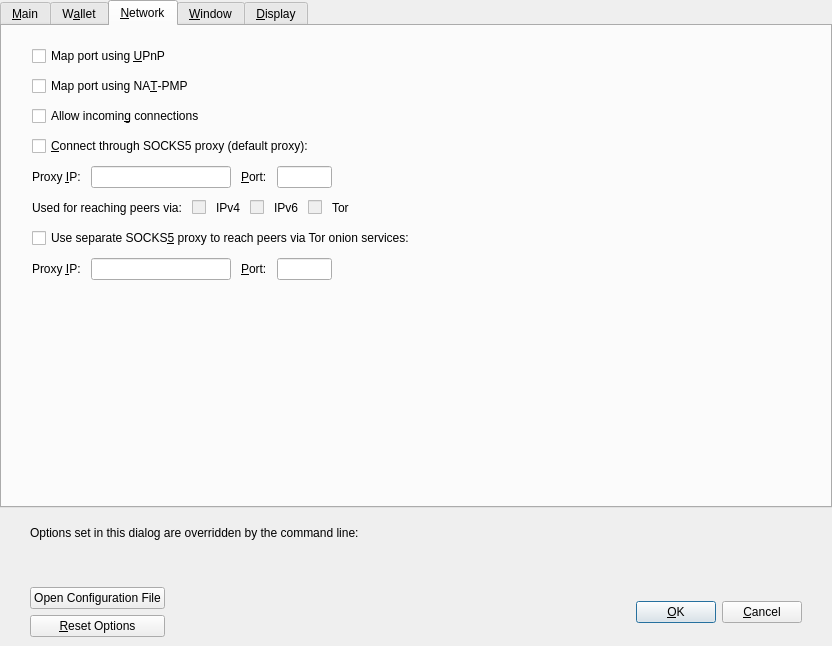
Qt form src/qt/forms/optionsdialog.ui (Runebase/runebase) before a commit.
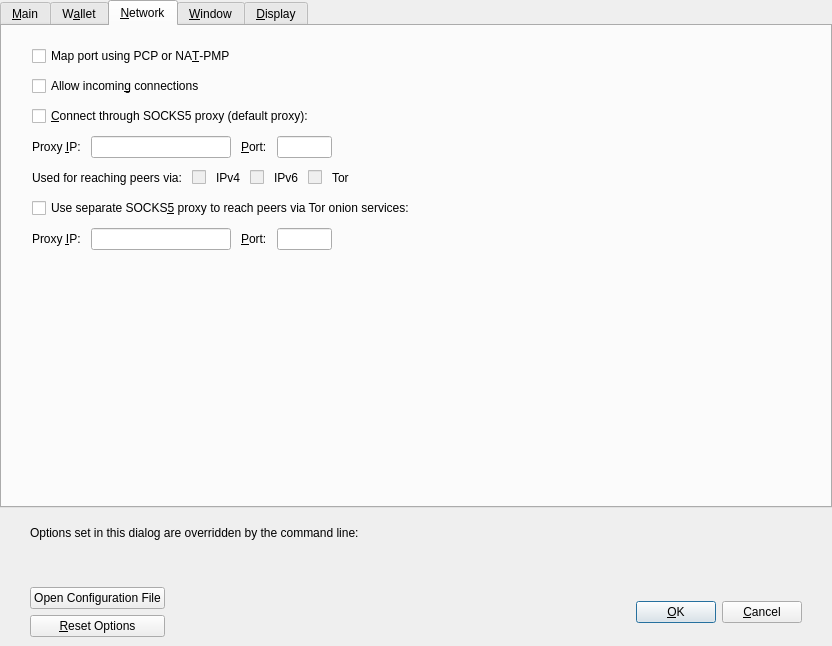
The same form after that commit. The open tabs and pages were chosen to show the change. Custom widgets are drawn as their Qt base class.

The edit to the form file:
```diff
--- a/src/qt/forms/optionsdialog.ui
+++ b/src/qt/forms/optionsdialog.ui
@@ -511,23 +511,13 @@
        <property name="bottomMargin">
         <number>20</number>
        </property>
-       <item>
-        <widget class="QCheckBox" name="mapPortUpnp">
-         <property name="toolTip">
-          <string>Automatically open the Runebase client port on the router. This only works when your router supports UPnP and it is enabled.</string>
-         </property>
-         <property name="text">
-          <string>Map port using &amp;UPnP</string>
-         </property>
-        </widget>
-       </item>
        <item>
         <widget class="QCheckBox" name="mapPortNatpmp">
          <property name="toolTip">
           <string>Automatically open the Runebase client port on the router. This only works when your router supports NAT-PMP and it is enabled. The external port could be random.</string>
          </property>
          <property name="text">
-          <string>Map port using NA&amp;T-PMP</string>
+          <string>Map port using PCP or NA&amp;T-PMP</string>
          </property>
         </widget>
        </item>
```
Left out of the diff: 2 changed lines with no effect on the pictures.
